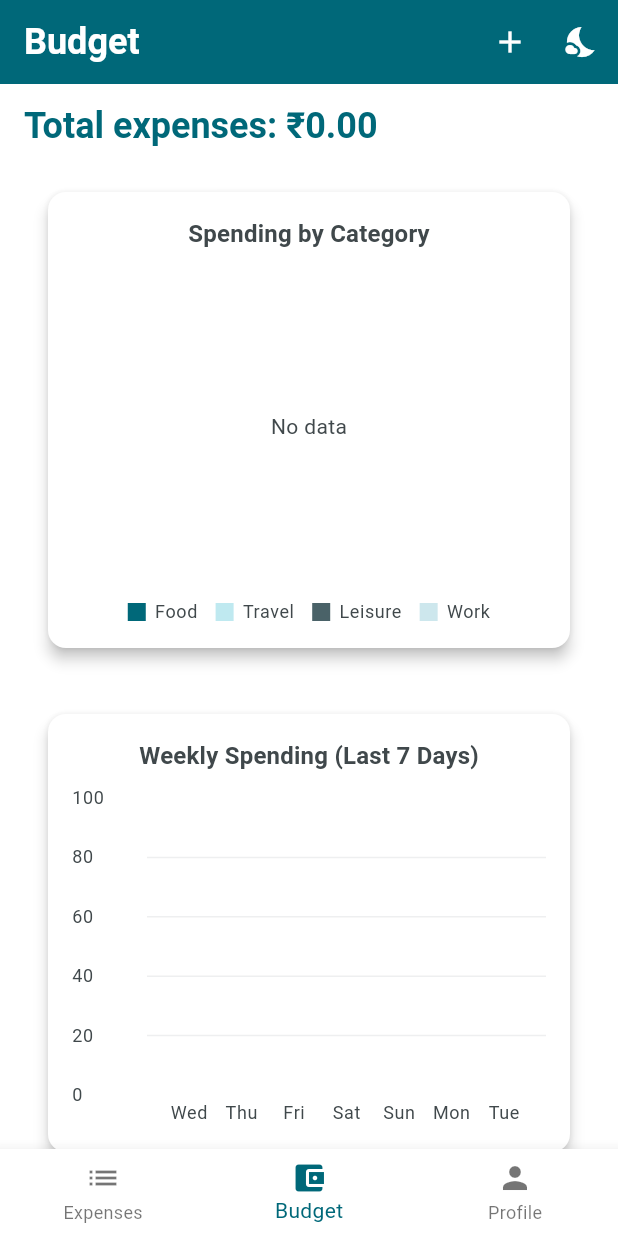
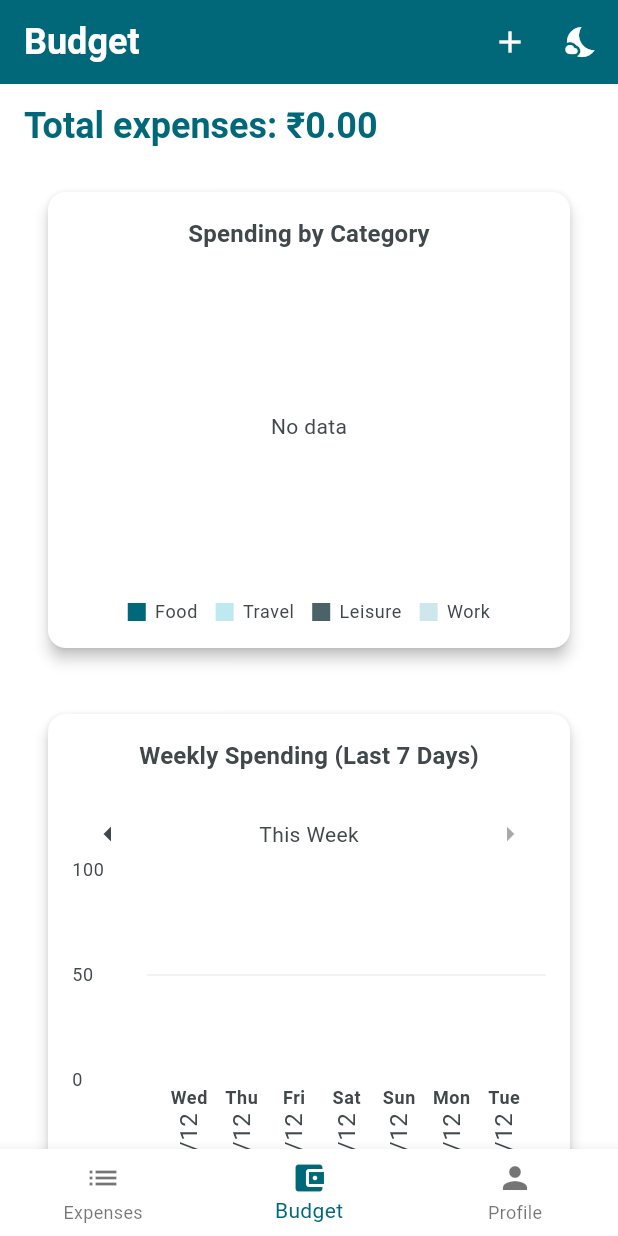
Before and after one commit to Rejin-jose-xor/flutter_poc_nav, a Flutter app: the BudgetPage screen opened by its route, on a phone screen of 412 x 824 dp. Run offline on Flutter 3.47's test engine with Material 3 defaults, Android fonts, the light colour scheme and no system bars; drawn by our look-alikes of fl_chart; our stand-ins replace flutter_riverpod, go_router, hive_flutter, image_picker, shared_preferences; accounts and stored records are empty.

Commit message:
Add navigation to bar chart

```diff
--- a/lib/charts/expense_bar_chart.dart
+++ b/lib/charts/expense_bar_chart.dart
@@ -5,26 +5,27 @@
 
 import '../models/expense_model.dart' show Expense;
 import '../provider/expense_provider.dart' show expensesProvider;
+import '../provider/expense_nav_provider.dart' show currentWeekProvider;
 
 class ExpenseBarChart extends ConsumerWidget {
   const ExpenseBarChart({super.key});
 
-  /// Group expenses by day (last 7 days) — accepts the expenses list.
-  List<Map<String, Object>> _groupedByDay(List<Expense> expenses) {
+  /// Group expenses by day  — accepts the expenses list.
+  List<Map<String, Object>> _groupedByDay(List<Expense> expenses, int weekOffset) {
     final now = DateTime.now();
+    final startDay = DateTime(now.year, now.month, now.day).subtract(Duration(days: 7 * weekOffset));
     final List<Map<String, Object>> list = [];
 
     const weekDays = ['Mon', 'Tue', 'Wed', 'Thu', 'Fri', 'Sat', 'Sun'];
 
-    for (int i = 0; i < 7; i++) {
-      final day = DateTime(now.year, now.month, now.day - i);
+    for (int i = 6; i >= 0; i--) {
+      final day = startDay.subtract(Duration(days: i));
       double total = 0;
 
       for (final expense in expenses) {
-        final sameDay =
-            expense.date.year == day.year &&
-            expense.date.month == day.month &&
-            expense.date.day == day.day;
+        final sameDay = expense.date.year == day.year &&
+                      expense.date.month == day.month &&
+                      expense.date.day == day.day;
 
         if (sameDay) {
           total += expense.amount;
@@ -34,13 +35,17 @@
       final weekdayLabel = weekDays[day.weekday - 1];
 
       list.add({
-        'label': weekdayLabel,
+        'weekday': weekdayLabel,        // e.g. "Mon"
+        'dateLabel': '${day.day}/${day.month}', // e.g. "12/12"
         'amount': total,
+        'date': day, // Store full date for other uses
       });
     }
 
-    return list.reversed.toList(); // oldest on left, newest on right
+    return list;
   }
+
+
 
 double _maxDaySpending(List<Map<String, Object>> grouped) {
   return grouped.fold<double>(0.0, (max, dayData) {
@@ -54,9 +59,10 @@
   Widget build(BuildContext context, WidgetRef ref) {
     // get expenses here (inside build)
     final List<Expense> expenses = ref.watch(expensesProvider);
+    final currentWeek = ref.watch(currentWeekProvider); // Gets int state
 
     // compute grouped data and maximum
-    final data = _groupedByDay(expenses);
+    final data = _groupedByDay(expenses, currentWeek);
     final double maxY = _maxDaySpending(data) == 0
         ? 100
         : (_maxDaySpending(data) * 1.2).ceil().toDouble();
@@ -69,6 +75,8 @@
     final gridColor = Color.alphaBlend(cs.outline.withAlpha(30), Colors.transparent)
 ;
     final leftTitleStyle = textTheme.bodySmall?.copyWith(color: axisLabelColor);
+    final nav = ref.read(currentWeekProvider.notifier);
+    final weekOffset = ref.watch(currentWeekProvider);
 
     return Card(
       margin: const EdgeInsets.all(16),
@@ -82,6 +90,25 @@
               style: textTheme.titleMedium?.copyWith(fontWeight: FontWeight.bold),
             ),
             const SizedBox(height: 16),
+            Row(
+              mainAxisAlignment: MainAxisAlignment.spaceBetween,
+              children: [
+                IconButton(
+                  icon: const Icon(Icons.arrow_left),
+                  onPressed: nav.canGoPrevious ? nav.goPrevious : null,
+                ),
+                Text(
+                  weekOffset == 0
+                      ? 'This Week'
+                      : '${weekOffset * 7} days ago',
+                  style: Theme.of(context).textTheme.bodyMedium,
+                ),
+                IconButton(
+                  icon: const Icon(Icons.arrow_right),
+                  onPressed: nav.canGoNext ? nav.goNext : null,
+                ),
+              ],
+            ),
             SizedBox(
               height: 220,
               child: BarChart(
@@ -119,18 +146,46 @@
                     bottomTitles: AxisTitles(
                       sideTitles: SideTitles(
                         showTitles: true,
+                        reservedSize: 80,
                         getTitlesWidget: (value, meta) {
                           final index = value.toInt();
                           if (index < 0 || index >= data.length) return const SizedBox.shrink();
-                          final label = data[index]['label'] as String? ?? '';
+
+                          final weekday = data[index]['weekday'] as String? ?? '';
+                          final dateLabel = data[index]['dateLabel'] as String? ?? '';
+
                           return Padding(
                             padding: const EdgeInsets.only(top: 4.0),
-                            child: Text(
-                              label,
-                              style: textTheme.bodySmall?.copyWith(color: axisLabelColor, fontSize: 12),
+                            child: Column(
+                              mainAxisSize: MainAxisSize.min,
+                              children: [
+                                // Horizontal weekday
+                                Text(
+                                  weekday,
+                                  style: textTheme.bodySmall?.copyWith(
+                                    color: axisLabelColor,
+                                    fontSize: 12,
+                                    fontWeight: FontWeight.w600,
+                                  ),
+                                ),
+                                const SizedBox(height: 2),
+                                // Vertical date
+                                RotatedBox(
+                                  quarterTurns: 3, // 270° rotation -> vertical text
+                                  child: Text(
+                                    dateLabel,
+                                    style: textTheme.bodySmall?.copyWith(
+                                      color: axisLabelColor,
+                                      fontSize: 16,
+                                    ),
+                                  ),
+                                ),
+                              ],
                             ),
                           );
                         },
+
+
                       ),
                     ),
                   ),
--- /dev/null
+++ b/lib/provider/expense_nav_provider.dart
@@ -0,0 +1,28 @@
+import 'package:flutter_riverpod/flutter_riverpod.dart';
+
+const int maxPastWeeks = 4; // ~30 days
+
+class WeekNavigatorNotifier extends Notifier<int> {
+  @override
+  int build() => 0; // 0 = current week
+
+  bool get canGoNext => state > 0;
+  bool get canGoPrevious => state < maxPastWeeks;
+
+  void goPrevious() {
+    if (!canGoPrevious) return;
+    state = state + 1;
+  }
+
+  void goNext() {
+    if (!canGoNext) return;
+    state = state - 1;
+  }
+
+  void reset() => state = 0;
+}
+
+final currentWeekProvider =
+    NotifierProvider<WeekNavigatorNotifier, int>(
+  WeekNavigatorNotifier.new,
+);
```
